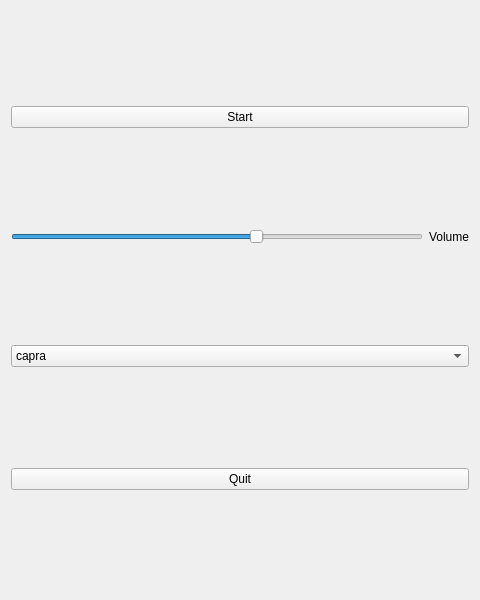
Qt form src/3rdparty/games/qtcapra/qtcapra.ui (giotti/qtmoko) before a commit.
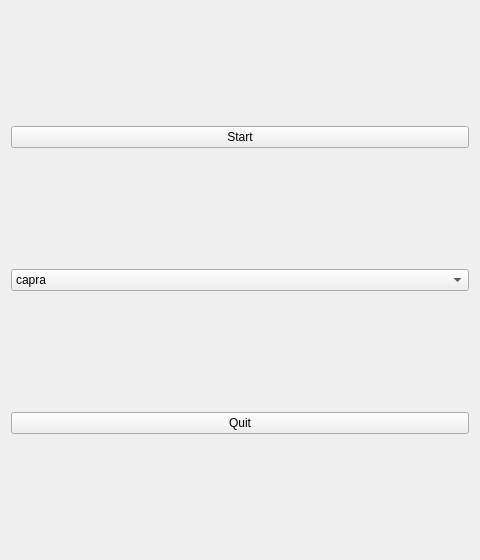
The same form after that commit.

Patch:
```diff
--- a/src/3rdparty/games/qtcapra/qtcapra.ui
+++ b/src/3rdparty/games/qtcapra/qtcapra.ui
@@ -7,7 +7,7 @@
     <x>0</x>
     <y>0</y>
     <width>480</width>
-    <height>600</height>
+    <height>560</height>
    </rect>
   </property>
   <property name="windowTitle">
@@ -21,37 +21,14 @@
      </property>
     </widget>
    </item>
-   <item row="3" column="0" colspan="2">
+   <item row="2" column="0" colspan="2">
     <widget class="QPushButton" name="quitButton">
      <property name="text">
       <string>Quit</string>
      </property>
     </widget>
    </item>
-   <item row="1" column="0">
-    <widget class="QSlider" name="volume">
-     <property name="minimum">
-      <number>50</number>
-     </property>
-     <property name="maximum">
-      <number>100</number>
-     </property>
-     <property name="value">
-      <number>80</number>
-     </property>
-     <property name="orientation">
-      <enum>Qt::Horizontal</enum>
-     </property>
-    </widget>
-   </item>
-   <item row="1" column="1">
-    <widget class="QLabel" name="label">
-     <property name="text">
-      <string>Volume</string>
-     </property>
-    </widget>
-   </item>
-   <item row="2" column="0" colspan="2">
+   <item row="1" column="0" colspan="2">
     <widget class="QComboBox" name="comboBox">
      <property name="minimumContentsLength">
       <number>5</number>
```
Left out of the diff: 7 changed lines with no effect on the pictures.
